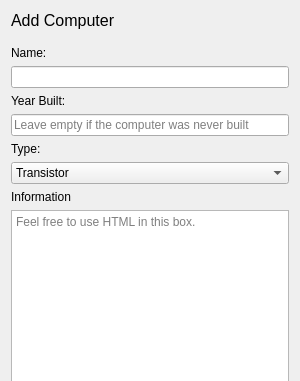
Before: the Qt Designer form addcomputerwindow.ui in athenabjorg/sacr, drawn with Qt 5; both pictures show x 0 to 300 and y 0 to 381 of the 300 by 620 pixel window.
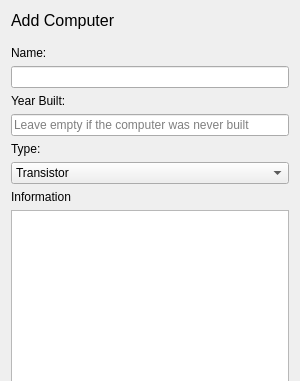
After: the same form once the commit is applied. Icons and pictures are not drawn.

Patch:
```diff
--- a/addcomputerwindow.ui
+++ b/addcomputerwindow.ui
@@ -142,7 +142,7 @@
    <item>
     <widget class="QTextEdit" name="ComputerAddInfo">
      <property name="placeholderText">
-      <string>Feel free to use HTML in this box.</string>
+      <string/>
      </property>
     </widget>
    </item>
```
